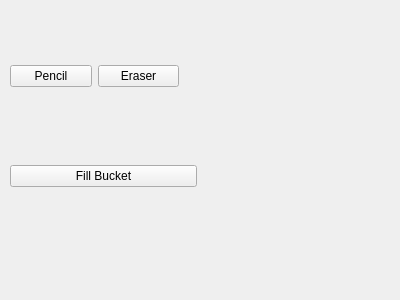
Qt form ui/toolpane.ui (University-of-Utah-CS3505/a5-sprite-editor-f25-leomartinez47) before a commit.
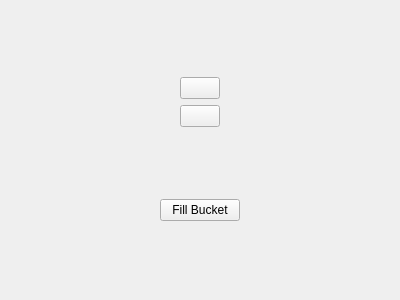
The same form after that commit.

Commit message: Added icons for pencil and eraser

```diff
--- a/ui/toolpane.ui
+++ b/ui/toolpane.ui
@@ -13,50 +13,83 @@
   <property name="windowTitle">
    <string>Form</string>
   </property>
-  <widget class="QWidget" name="layoutWidget">
-   <property name="geometry">
-    <rect>
-     <x>10</x>
-     <y>60</y>
-     <width>169</width>
-     <height>32</height>
-    </rect>
-   </property>
+  <layout class="QVBoxLayout" name="verticalLayout">
+   <item>
    <layout class="QHBoxLayout" name="horizontalLayout">
     <item>
+      <spacer name="horizontalSpacer_2">
+       <property name="orientation">
+        <enum>Qt::Orientation::Horizontal</enum>
+       </property>
+       <property name="sizeHint" stdset="0">
+        <size>
+         <width>40</width>
+         <height>20</height>
+        </size>
+       </property>
+      </spacer>
+     </item>
+     <item>
+      <layout class="QVBoxLayout" name="verticalLayout_3">
+       <item>
      <widget class="QPushButton" name="pencilButton">
+         <property name="sizePolicy">
+          <sizepolicy hsizetype="Fixed" vsizetype="Fixed">
+           <horstretch>100</horstretch>
+           <verstretch>100</verstretch>
+          </sizepolicy>
+         </property>
       <property name="focusPolicy">
        <enum>Qt::FocusPolicy::NoFocus</enum>
       </property>
       <property name="text">
-       <string>Pencil</string>
+          <string/>
       </property>
      </widget>
     </item>
     <item>
      <widget class="QPushButton" name="eraserButton">
+         <property name="sizePolicy">
+          <sizepolicy hsizetype="Fixed" vsizetype="Fixed">
+           <horstretch>100</horstretch>
+           <verstretch>100</verstretch>
+          </sizepolicy>
+         </property>
       <property name="focusPolicy">
        <enum>Qt::FocusPolicy::NoFocus</enum>
       </property>
       <property name="text">
-       <string>Eraser</string>
+          <string/>
       </property>
      </widget>
     </item>
    </layout>
-  </widget>
-  <widget class="QWidget" name="layoutWidget">
-   <property name="geometry">
-    <rect>
-     <x>10</x>
-     <y>160</y>
-     <width>187</width>
-     <height>32</height>
-    </rect>
-   </property>
+     </item>
+     <item>
+      <spacer name="horizontalSpacer">
+       <property name="orientation">
+        <enum>Qt::Orientation::Horizontal</enum>
+       </property>
+       <property name="sizeHint" stdset="0">
+        <size>
+         <width>40</width>
+         <height>20</height>
+        </size>
+       </property>
+      </spacer>
+     </item>
+    </layout>
+   </item>
+   <item>
    <layout class="QHBoxLayout" name="horizontalLayout_2">
     <item>
      <widget class="QPushButton" name="fillButton">
+       <property name="sizePolicy">
+        <sizepolicy hsizetype="Fixed" vsizetype="Fixed">
+         <horstretch>100</horstretch>
+         <verstretch>100</verstretch>
+        </sizepolicy>
+       </property>
       <property name="focusPolicy">
        <enum>Qt::FocusPolicy::NoFocus</enum>
       </property>
@@ -66,7 +99,8 @@
      </widget>
     </item>
    </layout>
-  </widget>
+   </item>
+  </layout>
  </widget>
  <resources/>
  <connections/>
```
Lines whose indentation alone changed are shown as unchanged. The commit also changes 4 other files.
